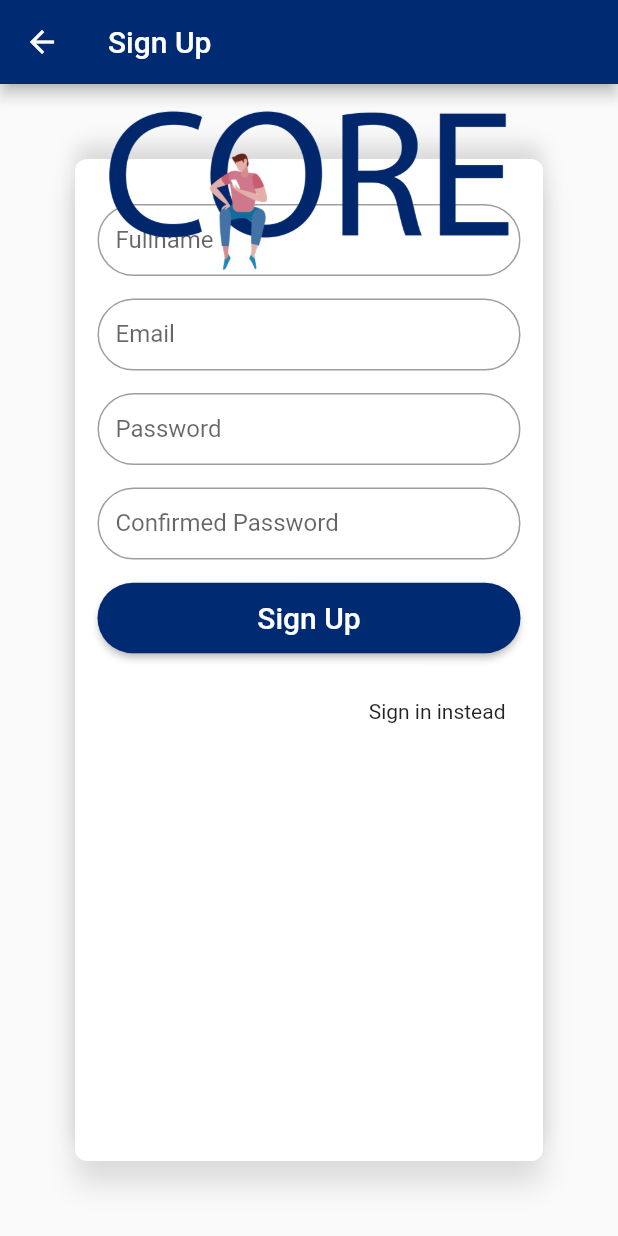
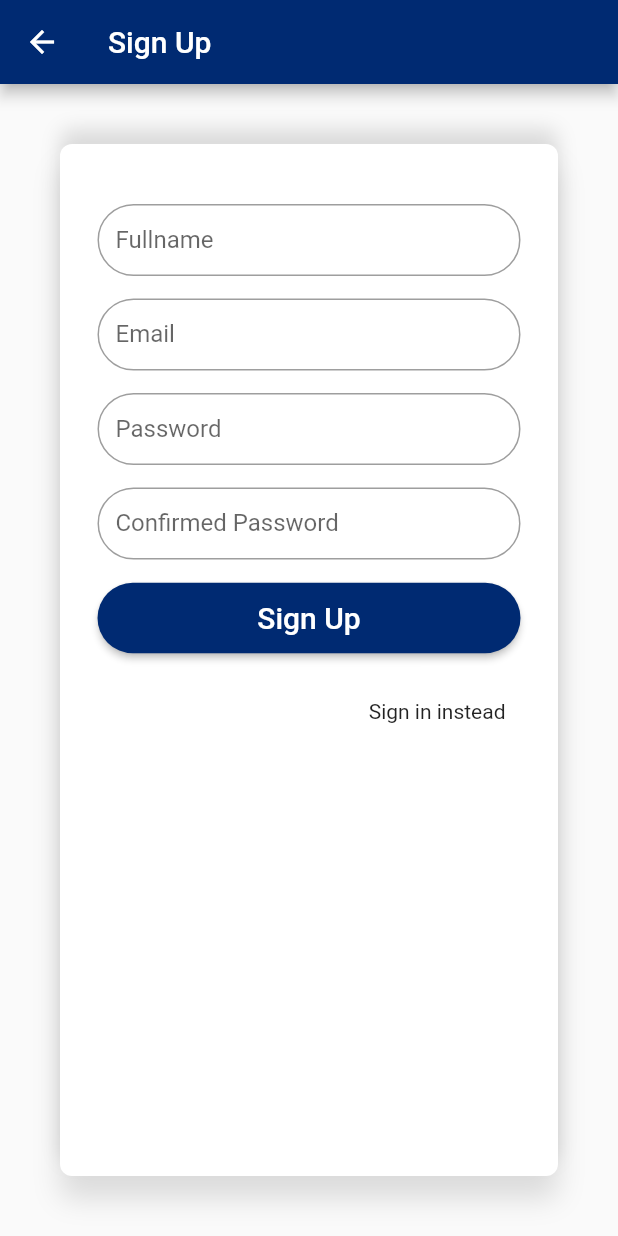
Before and after one commit to softeng-feup/open-cx-mib-refugees, a Flutter app: the screen it shows after launch, after a tap on "New to CORE? Sign Up", on a phone screen of 412 x 824 dp. Run offline on Flutter 3.47's test engine with Material 2 defaults, Android fonts, the phone set to English and light mode, and no system bars; our stand-ins replace firebase_database, google_maps_flutter, percent_indicator, shared_preferences; missing offline and left inert: grouped_buttons; accounts and stored records are empty; network calls fail.

Commit message:
minor fixes login+signup

```diff
--- a/CORE/lib/screens/initial.dart
+++ b/CORE/lib/screens/initial.dart
@@ -156,7 +156,7 @@ class FirstScreen extends State<Initial> {
                 Center(
                     child: Icon(
                       icon,
-                      size: 60.0,
+                      size: 50.0,
                       color: Color(0xFF002A72),
                     )
                 ),
--- a/CORE/lib/screens/login.dart
+++ b/CORE/lib/screens/login.dart
@@ -105,7 +105,7 @@ class _LoginPageState extends State<LoginPage> {
                       ]
                   ),
                   child: Padding(
-                      padding: EdgeInsets.all(15.0),
+                      padding: EdgeInsets.all(25.0),
                       child: new Form(
                         key: formKey,
                         child: new Column(
@@ -201,13 +201,6 @@ class _LoginPageState extends State<LoginPage> {
                       )
                   )
               )
-            ),
-            Container(
-              alignment: Alignment(0.0, -1.0),
-              child: Image.asset(
-                "images/core.png",
-                width: MediaQuery.of(context).size.width / 1.2,
-              ),
             )
           ],
         )
--- a/CORE/lib/screens/signup.dart
+++ b/CORE/lib/screens/signup.dart
@@ -102,7 +102,7 @@ class _SignUpPageState extends State<SignUpPage> {
           children: <Widget>[
             Center(
                 child: new Container(
-                    margin: EdgeInsets.all(50.0),
+                    margin: EdgeInsets.all(40.0),
                     decoration: BoxDecoration(
                         color: Colors.white,
                         borderRadius: BorderRadius.circular(8.0),
@@ -118,7 +118,7 @@ class _SignUpPageState extends State<SignUpPage> {
                         ]
                     ),
                     child: Padding(
-                        padding: EdgeInsets.all(15.0),
+                        padding: EdgeInsets.all(25.0),
                         child: new Form(
                           key: formKey,
                           child: new Column(
@@ -250,13 +250,6 @@ class _SignUpPageState extends State<SignUpPage> {
                         )
                     )
                 )
-            ),
-            Container(
-              alignment: Alignment(0.0, -1.0),
-              child: Image.asset(
-                "images/core.png",
-                width: MediaQuery.of(context).size.width / 1.5,
-              ),
             )
           ],
         )
```
